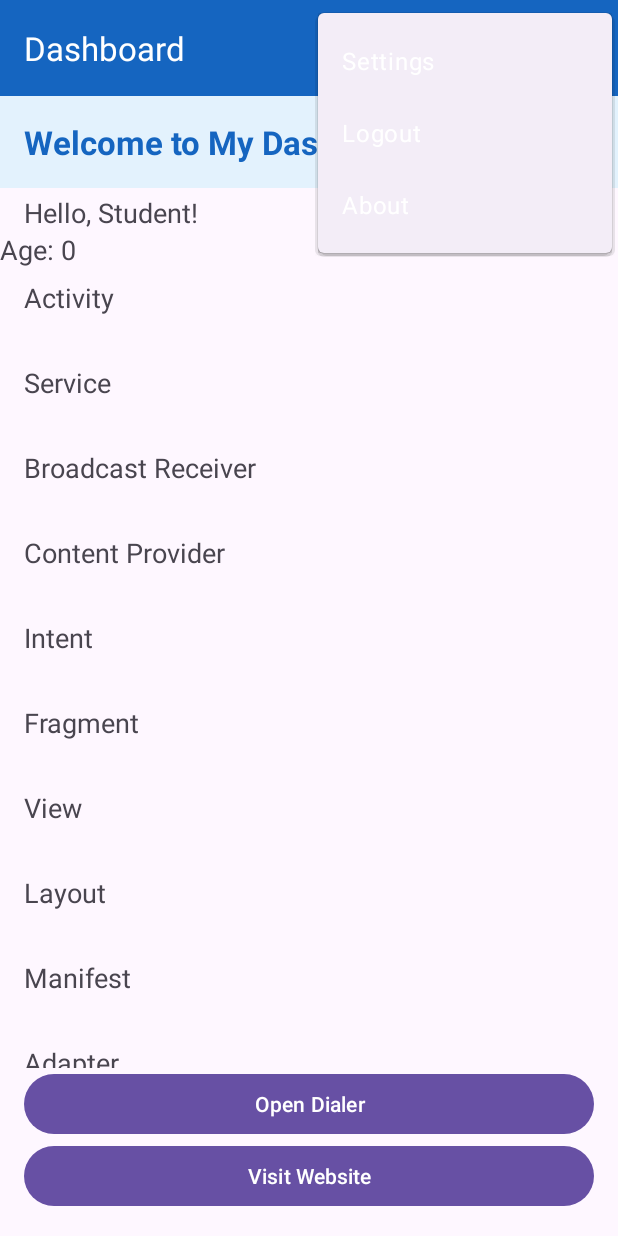
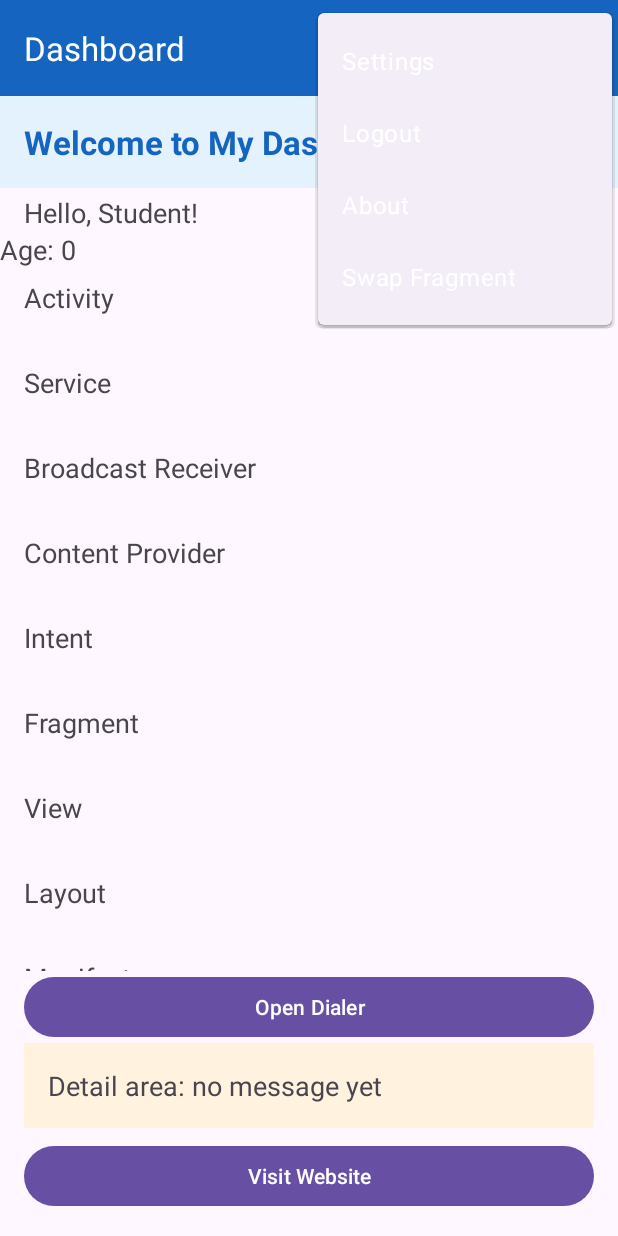
Before and after one commit to DhananjanaB/Lab-02-Android, an Android app: the DashboardActivity screen opened directly, with no data from a screen before it, with the options menu open, on a phone screen of 412 x 824 dp. Run offline under Robolectric (Android 15) with nearby library versions, the phone set to English and light mode, and no system bars.

Commit message:
Part 2: A Flexible UI at Runtime

```diff
--- a/app/src/main/java/com/example/uidesignlab/DashboardActivity.java
+++ b/app/src/main/java/com/example/uidesignlab/DashboardActivity.java
@@ -24,6 +24,10 @@ import android.content.Intent;
 import android.net.Uri;
 import android.widget.Button;
 
+import androidx.fragment.app.FragmentManager;
+import androidx.fragment.app.FragmentTransaction;
+import androidx.fragment.app.Fragment;
+
 public class DashboardActivity extends AppCompatActivity {
 
     private static final String TAG = "LifecycleTracker";
@@ -42,7 +46,6 @@ public class DashboardActivity extends AppCompatActivity {
 
         setTitle(R.string.dashboard_title);
 
-
         String userName = getIntent().getStringExtra("USER_NAME");
 
         if (userName == null) {
@@ -53,13 +56,11 @@ public class DashboardActivity extends AppCompatActivity {
 
         txtUserName.setText(getString(R.string.hello_user, userName));
 
-
         int userAge = getIntent().getIntExtra("USER_AGE", 0);
 
         TextView txtUserAge = findViewById(R.id.txtUserAge);
 
         txtUserAge.setText("Age: " + userAge);
-
 
         RecyclerView recyclerView = findViewById(R.id.recyclerView);
 
@@ -89,13 +90,27 @@ public class DashboardActivity extends AppCompatActivity {
 
         recyclerView.setAdapter(myAdapter);
 
-
         Button btnDialer = findViewById(R.id.btnDialer);
 
         btnDialer.setOnClickListener(v -> {
             Intent dialIntent = new Intent(Intent.ACTION_DIAL);
             startActivity(dialIntent);
         });
+
+        // Add DetailFragment at runtime (only the first time)
+        if (savedInstanceState == null) {
+
+            FragmentManager fragmentManager = getSupportFragmentManager();
+
+            FragmentTransaction transaction =
+                    fragmentManager.beginTransaction();
+
+            DetailFragment detailFrag = new DetailFragment();
+
+            transaction.add(R.id.dynamic_fragment_container, detailFrag);
+
+            transaction.commit();
+        }
     }
 
     @Override
@@ -138,6 +153,35 @@ public class DashboardActivity extends AppCompatActivity {
                     .show();
 
             return true;
+
+        } else if (id == R.id.action_swap) {
+
+            // Find the currently displayed Fragment
+            Fragment current = getSupportFragmentManager()
+                    .findFragmentById(R.id.dynamic_fragment_container);
+
+            FragmentTransaction transaction =
+                    getSupportFragmentManager().beginTransaction();
+
+            // Swap DetailFragment and InfoFragment
+            if (current instanceof DetailFragment) {
+
+                transaction.replace(
+                        R.id.dynamic_fragment_container,
+                        new InfoFragment()
+                );
+
+            } else {
+
+                transaction.replace(
+                        R.id.dynamic_fragment_container,
+                        new DetailFragment()
+                );
+            }
+
+            transaction.commit();
+
+            return true;
         }
 
         return super.onOptionsItemSelected(item);
--- /dev/null
+++ b/app/src/main/java/com/example/uidesignlab/DetailFragment.java
@@ -0,0 +1,46 @@
+
+package com.example.uidesignlab;
+
+import android.os.Bundle;
+import android.view.LayoutInflater;
+import android.view.View;
+import android.view.ViewGroup;
+import android.widget.TextView;
+
+import androidx.annotation.NonNull;
+import androidx.annotation.Nullable;
+import androidx.fragment.app.Fragment;
+
+public class DetailFragment extends Fragment {
+
+    private TextView txtDetail;
+
+    public DetailFragment() {
+        // Empty constructor
+    }
+
+    @Override
+    public View onCreateView(@NonNull LayoutInflater inflater,
+                             @Nullable ViewGroup container,
+                             @Nullable Bundle savedInstanceState) {
+
+        View view = inflater.inflate(R.layout.fragment_detail, container, false);
+
+        txtDetail = view.findViewById(R.id.txtDetail);
+
+        return view;
+    }
+
+    public void updateTextView(String text) {
+
+        if (txtDetail != null) {
+            txtDetail.setText(text);
+        }
+    }
+
+    @Override
+    public void onDestroyView() {
+        super.onDestroyView();
+        txtDetail = null;
+    }
+}
--- a/app/src/main/res/layout/activity_dashboard.xml
+++ b/app/src/main/res/layout/activity_dashboard.xml
@@ -62,6 +62,18 @@
         android:layout_marginStart="16dp"
         android:layout_marginEnd="16dp"
         android:text="Open Dialer"
+        app:layout_constraintBottom_toTopOf="@id/dynamic_fragment_container"
+        app:layout_constraintStart_toStartOf="parent"
+        app:layout_constraintEnd_toEndOf="parent" />
+
+    <!-- Dynamic Fragment Container -->
+    <FrameLayout
+        android:id="@+id/dynamic_fragment_container"
+        android:layout_width="0dp"
+        android:layout_height="wrap_content"
+        android:layout_marginStart="16dp"
+        android:layout_marginEnd="16dp"
+        android:layout_marginBottom="8dp"
         app:layout_constraintBottom_toTopOf="@id/btnWebsite"
         app:layout_constraintStart_toStartOf="parent"
         app:layout_constraintEnd_toEndOf="parent" />
--- /dev/null
+++ b/app/src/main/res/layout/fragment_detail.xml
@@ -0,0 +1,16 @@
+<?xml version="1.0" encoding="utf-8"?>
+<LinearLayout xmlns:android="http://schemas.android.com/apk/res/android"
+    android:layout_width="match_parent"
+    android:layout_height="wrap_content"
+    android:orientation="vertical"
+    android:background="@color/detail_background"
+    android:padding="16dp">
+
+    <TextView
+        android:id="@+id/txtDetail"
+        android:layout_width="match_parent"
+        android:layout_height="wrap_content"
+        android:text="@string/detail_default"
+        android:textSize="18sp" />
+
+</LinearLayout>
--- a/app/src/main/res/menu/dashboard_menu.xml
+++ b/app/src/main/res/menu/dashboard_menu.xml
@@ -18,4 +18,9 @@
         android:title="About"
         app:showAsAction="never" />
 
+    <item
+        android:id="@+id/action_swap"
+        android:title="@string/menu_swap"
+        app:showAsAction="never" />
+
 </menu>
--- a/app/src/main/res/values/strings.xml
+++ b/app/src/main/res/values/strings.xml
@@ -12,4 +12,10 @@
     <string name="visit_website">Visit Website</string>
     <!-- TODO: Remove or change this placeholder text -->
     <string name="hello_blank_fragment">Hello blank fragment</string>
+
+    <string name="detail_default">Detail area: no message yet</string>
+
+    <string name="info_text">This is the Info Fragment. It replaced the Detail Fragment.</string>
+
+    <string name="menu_swap">Swap Fragment</string>
 </resources>
```
Also changed, not shown: app/src/main/java/com/example/uidesignlab/InfoFragment.java (added, +26 -0 lines), app/src/main/res/layout/fragment_info.xml (added, +15 -0 lines).
